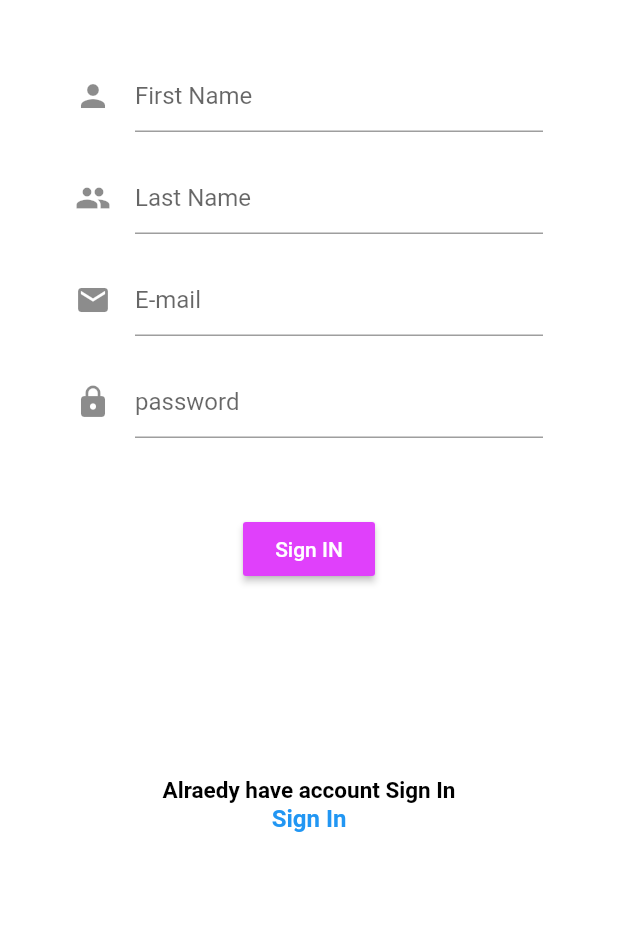
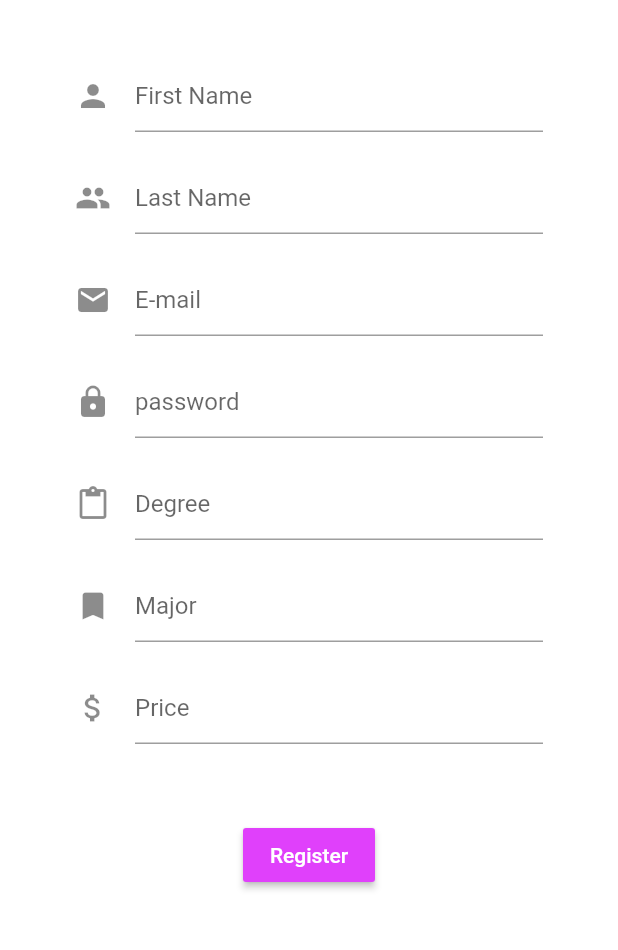
Before and after one commit to lugen98/Tech-learn, a Flutter app: the Mydrawer widget shown alone on an empty page, opened directly, after a tap on "Register", on a phone screen of 412 x 824 dp, the part 84-1034 px from its top. Run offline on Flutter 3.47's test engine with Material 2 defaults, Android fonts, the phone set to English and light mode, and no system bars; our stand-ins replace cloud_firestore, firebase_auth, firebase_messaging; missing offline and left inert: google_fonts_arabic; accounts and stored records are empty.

Commit message:
change sign in & register

```diff
--- a/lib/UI/DashboardPage.dart
+++ b/lib/UI/DashboardPage.dart
@@ -18,7 +18,6 @@ class GridDashboard extends StatelessWidget {
   Widget build(BuildContext context) {
     return Flexible(
         child: Container(
-      height: 700,
       child: GridView(
         gridDelegate: SliverGridDelegateWithFixedCrossAxisCount(
             crossAxisCount: 2, crossAxisSpacing: 18, mainAxisSpacing: 18),
--- a/lib/UI/Drawer/Mydrawer.dart
+++ b/lib/UI/Drawer/Mydrawer.dart
@@ -1,14 +1,17 @@
 import 'package:flutter/cupertino.dart';
 import 'package:flutter/material.dart';
-import 'package:techlearning_app/services/Authenticate.dart';
+import 'package:techlearning_app/UI/teacherReg.dart';
 import '../dashboardTest.dart';
 import '../homeScreen.dart';
 import 'Settings.dart';
 import 'editProfile.dart';
 import 'profile.dart';
+import 'package:techlearning_app/services/auth.dart';
 
 
 class Mydrawer extends StatelessWidget {
+
+  final AuthService _auth = AuthService();
   @override
   Widget build(BuildContext context) {
     return Drawer(
@@ -40,7 +43,7 @@ class Mydrawer extends StatelessWidget {
             leading: Icon(Icons.person_add),
             onTap: () {
               Navigator.push(context,
-                  MaterialPageRoute(builder: (context) => Authenticate()));
+                  MaterialPageRoute(builder: (context) => TeacherReg()));
             }
         ),
         ListTile(
@@ -91,11 +94,13 @@ class Mydrawer extends StatelessWidget {
             title: Text("Logout",
                 style: TextStyle(fontSize: 19, fontWeight: FontWeight.bold)),
             leading: Icon(Icons.exit_to_app),
-            onTap: () {
-              Navigator.push(
-                  context,
+            onTap:(){
+              Navigator.push(context,
                   MaterialPageRoute(builder: (context) => MainHomePage()));
-            }),
+            }
+          //openSignOutPage,
+
+            ),
 
 
       ]
@@ -103,5 +108,8 @@ class Mydrawer extends StatelessWidget {
     );
   }
 
+ void openSignOutPage() async {
+    await _auth.signOut();
 
+ }
 }
--- a/lib/UI/homeScreen.dart
+++ b/lib/UI/homeScreen.dart
@@ -1,8 +1,6 @@
 import 'package:flutter/material.dart';
-import 'package:techlearning_app/UI/Login.dart';
-import 'package:techlearning_app/services/Authenticate.dart';
+import 'package:techlearning_app/services/SingIn_auth.dart';
 import 'package:techlearning_app/services/register.dart';
-import 'singUpTest.dart';
 
 class MainHomePage extends StatefulWidget {
   MainHomePage({Key key}) : super(key: key);
@@ -54,7 +52,7 @@ class _MainHomePageState extends State<MainHomePage> {
             onPressed: () {
               Navigator.push(context,
                   MaterialPageRoute(
-                      builder: (context) => Authenticate()));
+                      builder: (context) =>Register()));
             },
             child: Container(
               height: 50,
--- a/lib/UI/singUpTest.dart
+++ b/lib/UI/singUpTest.dart
@@ -1,8 +1,8 @@
 import 'package:flutter/cupertino.dart';
 import 'package:flutter/material.dart';
 import 'package:techlearning_app/UI/dashboardTest.dart';
+import 'package:techlearning_app/services/SingIn_auth.dart';
 import 'package:techlearning_app/services/auth.dart';
-import 'Login.dart';
 
 class SignUp extends StatelessWidget {
   @override
--- /dev/null
+++ b/lib/UI/teacherReg.dart
@@ -0,0 +1,182 @@
+import 'package:flutter/material.dart';
+import 'package:techlearning_app/UI/dashboardTest.dart';
+import 'package:techlearning_app/services/auth.dart';
+
+class TeacherReg extends StatefulWidget {
+  final Function toggleView;
+  TeacherReg({this.toggleView});
+
+
+
+  @override
+  _TeacherRegState createState() => _TeacherRegState();
+}
+
+class _TeacherRegState extends State<TeacherReg> {
+  final AuthService _auth = AuthService();
+  final _formKey = GlobalKey<FormState>();
+
+//text filed state
+  String firstName = '';
+  String lastName = '';
+  String email = '';
+  String password = '';
+  String degree = '';
+  String major = '';
+  String price ;
+
+  String error = '';
+
+
+  @override
+  Widget build(BuildContext context) {
+    return Scaffold(
+      backgroundColor: Colors.white,
+      appBar: AppBar(
+        backgroundColor: Color(0xff453658),
+        elevation: 0.0,
+        title: Text('Register'),
+
+      ),
+      body: Container(
+          padding: EdgeInsets.symmetric(vertical: 20.0, horizontal: 50.0),
+          child: SingleChildScrollView(
+              child: Form(
+                key: _formKey,
+                child: Column(
+                  children: <Widget>[
+                    SizedBox(
+                      height: 20.0,
+                    ),
+                    TextFormField(
+                      validator: (val) => val.isEmpty ? 'Enter FirstName' : null,
+                      decoration: InputDecoration(
+                        hintText: 'First Name',
+                        icon: Icon(Icons.person),
+                      ),
+                      onChanged: (val) {
+                        setState(() => firstName = val);
+                      },
+                    ),
+                    SizedBox(
+                      height: 20.0,
+                    ),
+                    TextFormField(
+                      validator: (val) => val.isEmpty ? 'Enter LastName' : null,
+                      decoration: InputDecoration(
+                        hintText: 'Last Name',
+                        icon: Icon(Icons.people),
+                      ),
+                      onChanged: (val) {
+                        setState(() => lastName = val);
+                      },
+                    ),
+                    SizedBox(
+                      height: 20.0,
+                    ),
+                    TextFormField(
+                      validator: (val) => val.isEmpty ? 'Enter email' : null,
+                      decoration: InputDecoration(
+                        hintText: 'E-mail',
+                        icon: Icon(Icons.email),
+                      ),
+                      onChanged: (val) {
+                        setState(() => email = val);
+                      },
+                    ),
+                    SizedBox(
+                      height: 20.0,
+                    ),
+                    TextFormField(
+                        validator: (val) => val.length < 6
+                            ? 'password Should be more than 6'
+                            : null,
+                        obscureText: true,
+                        decoration: InputDecoration(
+                          hintText: 'password',
+                          icon: Icon(Icons.lock),
+                        ),
+                        onChanged: (val) {
+                          setState(() => password = val);
+                        }),
+                    SizedBox(
+                      height: 20.0,
+                    ),
+                    TextFormField(
+                      validator: (val) => val.isEmpty ? 'Enter Degree' : null,
+                      decoration: InputDecoration(
+                        hintText: 'Degree',
+                        icon: Icon(Icons.paste),
+                      ),
+                      onChanged: (val) {
+                        setState(() => degree = val);
+                      },
+                    ),
+                    SizedBox(
+                      height: 20.0,
+                    ),
+                    TextFormField(
+                      validator: (val) => val.isEmpty ? 'Enter Major' : null,
+                      decoration: InputDecoration(
+                        hintText: 'Major',
+                        icon: Icon(Icons.bookmark),
+                      ),
+                      onChanged: (val) {
+                        setState(() => major = val);
+                      },
+                    ),
+                    SizedBox(
+                      height: 20.0,
+                    ),
+                    TextFormField(
+                      validator: (val) => val.isEmpty ? 'Enter Price' : null,
+                      decoration: InputDecoration(
+                        hintText: 'Price',
+                        icon: Icon(Icons.attach_money),
+                      ),
+                      onChanged: (val) {
+                        setState(() => price = val);
+                      },
+                    ),
+
+
+
+
+                    SizedBox(
+                      height: 50.0,
+                    ),
+                    RaisedButton(
+                      color: Colors.purpleAccent,
+                      child: Text(
+                        'Register',
+                        style: TextStyle(color: Colors.white),
+                      ),
+                      onPressed: () async {
+                        if (_formKey.currentState.validate()) {
+                          dynamic result = await _auth.registerEP(email, password);
+                          if (result == null) {
+                            setState(() => error = 'please supply a valid email');
+                          } else {
+                            Navigator.push(context,
+                                MaterialPageRoute(builder: (context) => Dashboard()));
+                          }
+                        }
+                      },
+
+                    ),
+                    SizedBox(
+                      height: 12.0,
+                    ),
+                    Text(
+                      error,
+                      style: TextStyle(color: Colors.red, fontSize: 14.0),
+                    ),
+
+
+                  ],
+                ),
+
+              ))),
+    );
+  }
+}
--- a/pubspec.yaml
+++ b/pubspec.yaml
@@ -22,6 +22,7 @@ environment:
 
 dependencies:
   cloud_firestore:
+  flutter_spinkit:
   google_fonts_arabic:
   flutter_staggered_grid_view:
   flutter_localizations:
```
Also changed, not shown: lib/UI/Login.dart (deleted, +0 -81 lines), lib/UI/dashboardTest.dart (+12 -6 lines), lib/services/SingIn_auth.dart (+8 -5 lines), lib/services/Wrapper.dart (+5 -3 lines), pubspec.lock.
